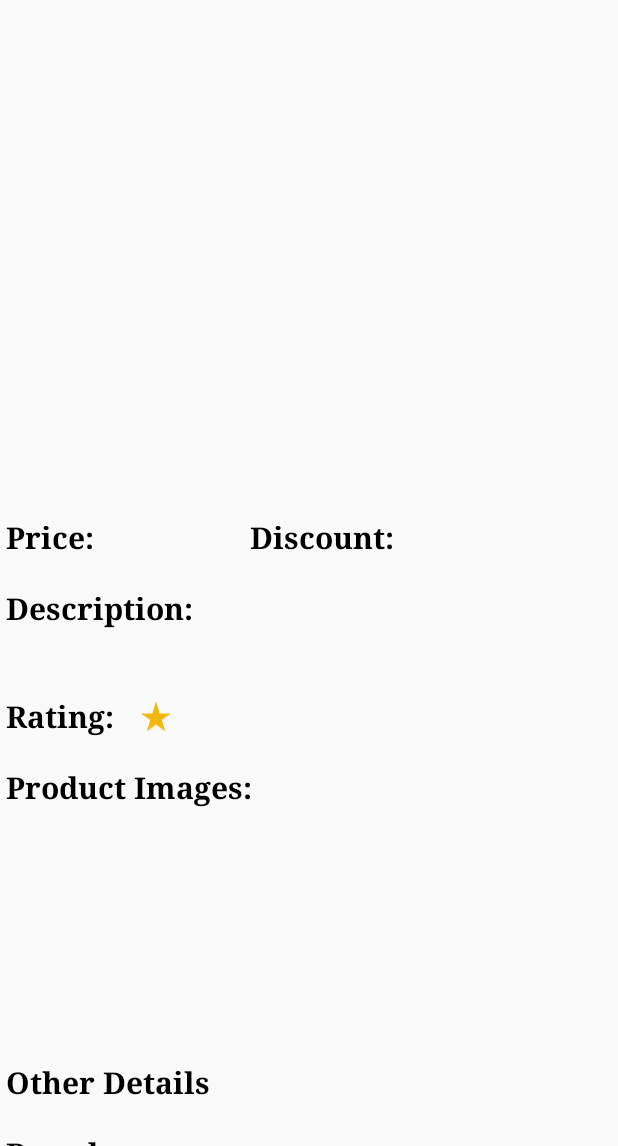
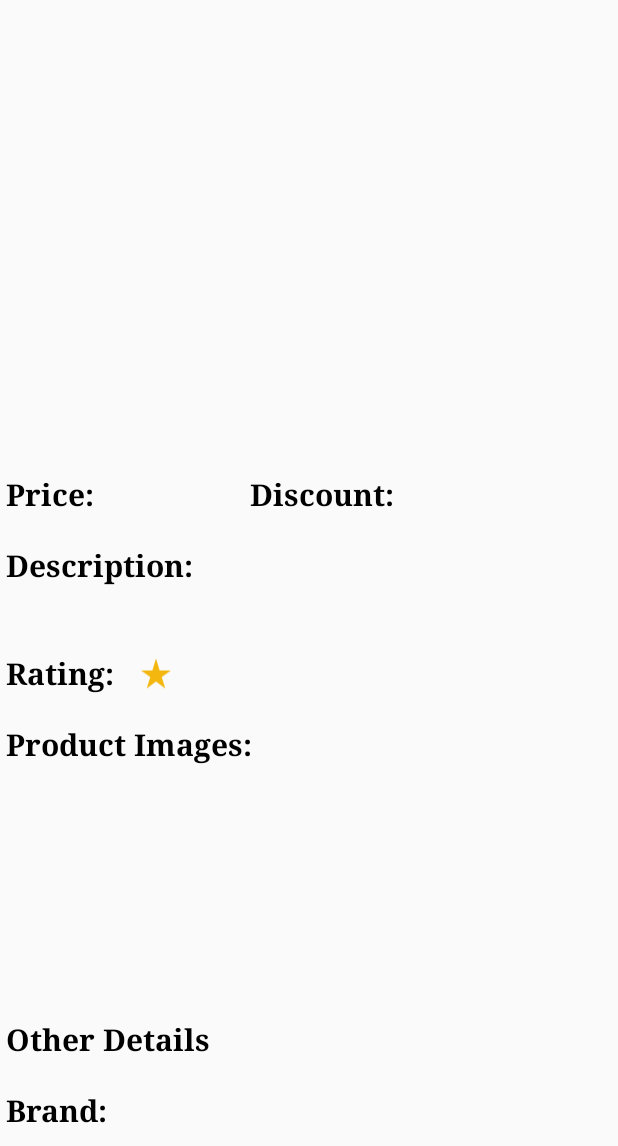
Before and after one commit to PrathameshKumbhar291113/Trendzio, an Android app: the ProductDetailsFragment screen opened through its navigation route, on a phone screen of 412 x 824 dp, the part 90-1236 px from its top. Run offline under Robolectric (Android 15) with nearby library versions, the phone set to English and light mode, and no system bars; our stand-ins replace Dagger/Hilt's generated code; pictures from the network do not load.

Commit message:
[Code Changes]: Reduce the space between the image and title.

```diff
--- a/app/src/main/res/layout/fragment_product_details.xml
+++ b/app/src/main/res/layout/fragment_product_details.xml
@@ -24,7 +24,7 @@
                 android:layout_width="0dp"
                 android:layout_height="wrap_content"
                 android:orientation="horizontal"
-                app:layout_constraintGuide_percent="0.3" />
+                app:layout_constraintGuide_percent="0.2" />
 
             <androidx.appcompat.widget.AppCompatImageView
                 android:id="@+id/thumbnailImage"
```
